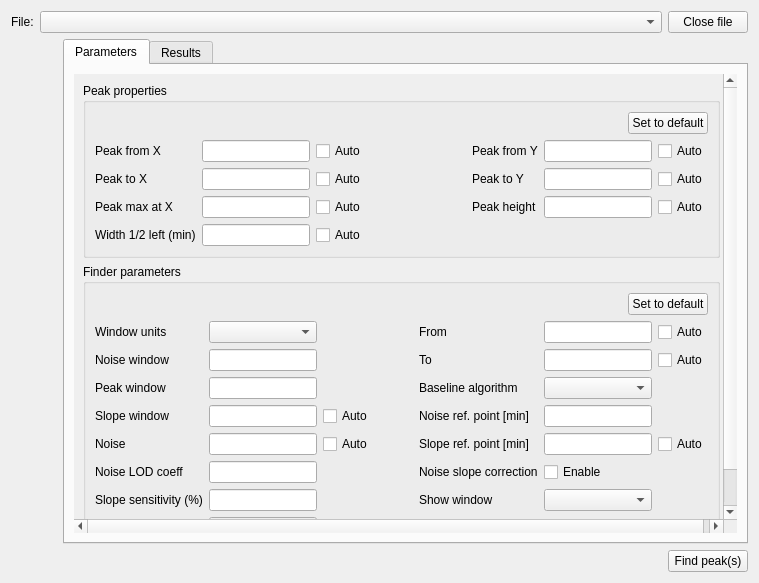
Above: src/gui/evaluationwidget.ui from echmet/CEval before the change. Below: the same form after it.
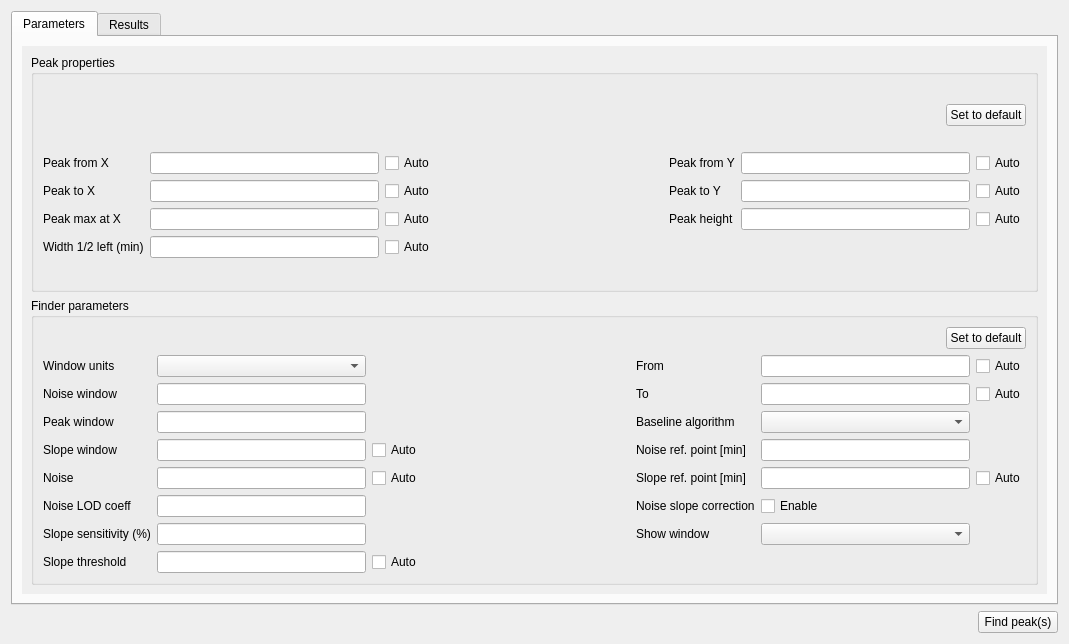
That is the form after the change. Custom widgets are drawn as their Qt base class.

Commit message: - Put all widgets in evaluation tab in a splitter - Do not attempt to draw a peak if there are no data in the peakContext

The edit to the form file:
```diff
--- a/src/gui/evaluationwidget.ui
+++ b/src/gui/evaluationwidget.ui
@@ -6,8 +6,8 @@
    <rect>
     <x>0</x>
     <y>0</y>
-    <width>759</width>
-    <height>583</height>
+    <width>1069</width>
+    <height>644</height>
    </rect>
   </property>
   <property name="windowTitle">
@@ -15,79 +15,9 @@
   </property>
   <layout class="QVBoxLayout" name="verticalLayout">
    <item>
-    <layout class="QGridLayout" name="gridLayout_7">
-     <item row="0" column="0">
-      <widget class="QLabel" name="ql_files">
-       <property name="sizePolicy">
-        <sizepolicy hsizetype="Fixed" vsizetype="Preferred">
-         <horstretch>0</horstretch>
-         <verstretch>0</verstretch>
-        </sizepolicy>
-       </property>
-       <property name="text">
-        <string>File:</string>
-       </property>
-      </widget>
-     </item>
-     <item row="0" column="1">
-      <widget class="QComboBox" name="qcbox_files">
-       <property name="sizePolicy">
-        <sizepolicy hsizetype="MinimumExpanding" vsizetype="Minimum">
-         <horstretch>0</horstretch>
-         <verstretch>0</verstretch>
-        </sizepolicy>
-       </property>
-      </widget>
-     </item>
-     <item row="0" column="2">
-      <widget class="QPushButton" name="qpb_closeFile">
-       <property name="text">
-        <string>Close file</string>
-       </property>
-      </widget>
-     </item>
-    </layout>
-   </item>
-   <item>
-    <layout class="QHBoxLayout" name="horizontalLayout_6">
-     <item>
-      <widget class="QWidget" name="qw_commonParametersUpperWidget" native="true">
-       <property name="sizePolicy">
-        <sizepolicy hsizetype="Minimum" vsizetype="Minimum">
-         <horstretch>0</horstretch>
-         <verstretch>0</verstretch>
-        </sizepolicy>
-       </property>
-       <property name="minimumSize">
-        <size>
-         <width>20</width>
-         <height>0</height>
-        </size>
-       </property>
-      </widget>
-     </item>
-     <item>
-      <widget class="QWidget" name="qw_evaluatedPeaksUpperWidget" native="true">
-       <property name="sizePolicy">
-        <sizepolicy hsizetype="Minimum" vsizetype="Minimum">
-         <horstretch>0</horstretch>
-         <verstretch>0</verstretch>
-        </sizepolicy>
-       </property>
-       <property name="minimumSize">
-        <size>
-         <width>20</width>
-         <height>0</height>
-        </size>
-       </property>
-      </widget>
-     </item>
-     <item>
-      <layout class="QVBoxLayout" name="verticalLayout_2">
-       <item>
         <widget class="QTabWidget" name="qtabw_evaluation">
          <property name="sizePolicy">
-          <sizepolicy hsizetype="MinimumExpanding" vsizetype="Expanding">
+      <sizepolicy hsizetype="MinimumExpanding" vsizetype="MinimumExpanding">
            <horstretch>0</horstretch>
            <verstretch>0</verstretch>
           </sizepolicy>
@@ -125,7 +55,7 @@
                <rect>
                 <x>0</x>
                 <y>0</y>
-                <width>747</width>
+            <width>1017</width>
                 <height>636</height>
                </rect>
               </property>
@@ -1745,10 +1675,6 @@
         </layout>
        </item>
       </layout>
-     </item>
-    </layout>
-   </item>
-  </layout>
  </widget>
  <customwidgets>
   <customwidget>
```
Left out of the diff: 5 changed lines with no effect on the pictures. Lines whose indentation alone changed are shown as unchanged. The commit also changes 13 other files.
